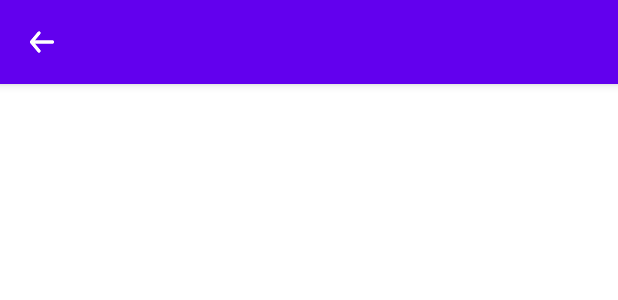
After one commit to ImtiazDipto01/GithubUsers, an Android app: the layout layout_toolbar.xml on its own in the app's theme, with its tools: preview values and no code run, on a phone screen of 412 x 824 dp. The commit adds this screen. Shown: the top 300 px of the screen. Run offline under Robolectric (Android 15) with nearby library versions, the phone set to English and light mode, and no system bars.

Commit message:
feat: custom Toolbar added

```diff
--- a/app/src/main/java/com/imtiaz/githubuserstest/presentation/MainActivity.kt
+++ b/app/src/main/java/com/imtiaz/githubuserstest/presentation/MainActivity.kt
@@ -16,4 +16,5 @@ class MainActivity : AppCompatActivity() {
         val view = binding.root
         setContentView(view)
     }
+
 }
--- /dev/null
+++ b/app/src/main/res/drawable/ic_toolbar_back.xml
@@ -0,0 +1,18 @@
+<vector xmlns:android="http://schemas.android.com/apk/res/android"
+    android:width="24dp"
+    android:height="24dp"
+    android:viewportWidth="24"
+    android:viewportHeight="24">
+    <path
+        android:pathData="M19,10.9999H7.135L10.768,6.6399C11.122,6.2159 11.064,5.5849 10.64,5.2319C10.215,4.8779 9.585,4.9359 9.232,5.3599L4.232,11.3599C4.193,11.4069 4.173,11.4619 4.144,11.5139C4.12,11.5559 4.091,11.5919 4.073,11.6379C4.028,11.7529 4.001,11.8739 4.001,11.9959C4.001,11.9969 4,11.9989 4,11.9999C4,12.0009 4.001,12.0029 4.001,12.0039C4.001,12.1259 4.028,12.2469 4.073,12.3619C4.091,12.4079 4.12,12.4439 4.144,12.4859C4.173,12.5379 4.193,12.5929 4.232,12.6399L9.232,18.6399C9.43,18.8769 9.714,18.9999 10,18.9999C10.226,18.9999 10.453,18.9239 10.64,18.7679C11.064,18.4149 11.122,17.7839 10.768,17.3599L7.135,12.9999H19C19.552,12.9999 20,12.5519 20,11.9999C20,11.4479 19.552,10.9999 19,10.9999Z"
+        android:fillColor="#272727"
+        android:fillType="evenOdd"/>
+    <group>
+        <clip-path
+            android:pathData="M19,10.9999H7.135L10.768,6.6399C11.122,6.2159 11.064,5.5849 10.64,5.2319C10.215,4.8779 9.585,4.9359 9.232,5.3599L4.232,11.3599C4.193,11.4069 4.173,11.4619 4.144,11.5139C4.12,11.5559 4.091,11.5919 4.073,11.6379C4.028,11.7529 4.001,11.8739 4.001,11.9959C4.001,11.9969 4,11.9989 4,11.9999C4,12.0009 4.001,12.0029 4.001,12.0039C4.001,12.1259 4.028,12.2469 4.073,12.3619C4.091,12.4079 4.12,12.4439 4.144,12.4859C4.173,12.5379 4.193,12.5929 4.232,12.6399L9.232,18.6399C9.43,18.8769 9.714,18.9999 10,18.9999C10.226,18.9999 10.453,18.9239 10.64,18.7679C11.064,18.4149 11.122,17.7839 10.768,17.3599L7.135,12.9999H19C19.552,12.9999 20,12.5519 20,11.9999C20,11.4479 19.552,10.9999 19,10.9999Z"
+            android:fillType="evenOdd"/>
+        <path
+            android:pathData="M0,0h24v24h-24z"
+            android:fillColor="#272727"/>
+    </group>
+</vector>
--- /dev/null
+++ b/app/src/main/res/layout/layout_toolbar.xml
@@ -0,0 +1,22 @@
+<?xml version="1.0" encoding="utf-8"?>
+<com.google.android.material.appbar.AppBarLayout
+    android:id="@+id/appBar"
+    android:layout_width="match_parent"
+    android:layout_height="?attr/actionBarSize"
+    app:elevation="4dp"
+    xmlns:android="http://schemas.android.com/apk/res/android"
+    xmlns:app="http://schemas.android.com/apk/res-auto">
+
+    <com.google.android.material.appbar.MaterialToolbar
+        android:id="@+id/toolBar"
+        android:layout_width="match_parent"
+        android:layout_height="?attr/actionBarSize"
+        app:navigationIcon="@drawable/ic_toolbar_back"
+        app:navigationIconTint="@color/white"
+        android:background="@color/purple_500"
+        android:elevation="4dp"
+        app:titleTextAppearance="@style/ToolbarTextAppearance"
+        app:layout_scrollFlags="scroll|enterAlways|snap"
+        style="@style/Widget.MaterialComponents.Toolbar.Primary" />
+
+</com.google.android.material.appbar.AppBarLayout>
--- a/app/src/main/res/values/themes.xml
+++ b/app/src/main/res/values/themes.xml
@@ -1,6 +1,6 @@
 <resources xmlns:tools="http://schemas.android.com/tools">
     <!-- Base application theme. -->
-    <style name="Theme.AndroidSimpleBoilerplates" parent="Theme.MaterialComponents.DayNight.DarkActionBar">
+    <style name="Theme.AndroidSimpleBoilerplates" parent="Theme.MaterialComponents.DayNight.NoActionBar">
         <!-- Primary brand color. -->
         <item name="colorPrimary">@color/purple_500</item>
         <item name="colorPrimaryVariant">@color/purple_700</item>
@@ -18,4 +18,10 @@
         <item name="cornerSize">10%</item>
     </style>
 
+    <style name="ToolbarTextAppearance">
+        <item name="android:textStyle">bold</item>
+        <item name="android:textSize">18sp</item>
+        <item name="android:textColor">@color/black</item>
+    </style>
+
 </resources>
```
Also changed, not shown: app/src/main/java/com/imtiaz/githubuserstest/core/extensions/ViewUtils.kt (added, +32 -0 lines), app/src/main/java/com/imtiaz/githubuserstest/presentation/user/UsersFragment.kt (+14 -3 lines), app/src/main/res/layout/fragment_users.xml (+16 -3 lines).
